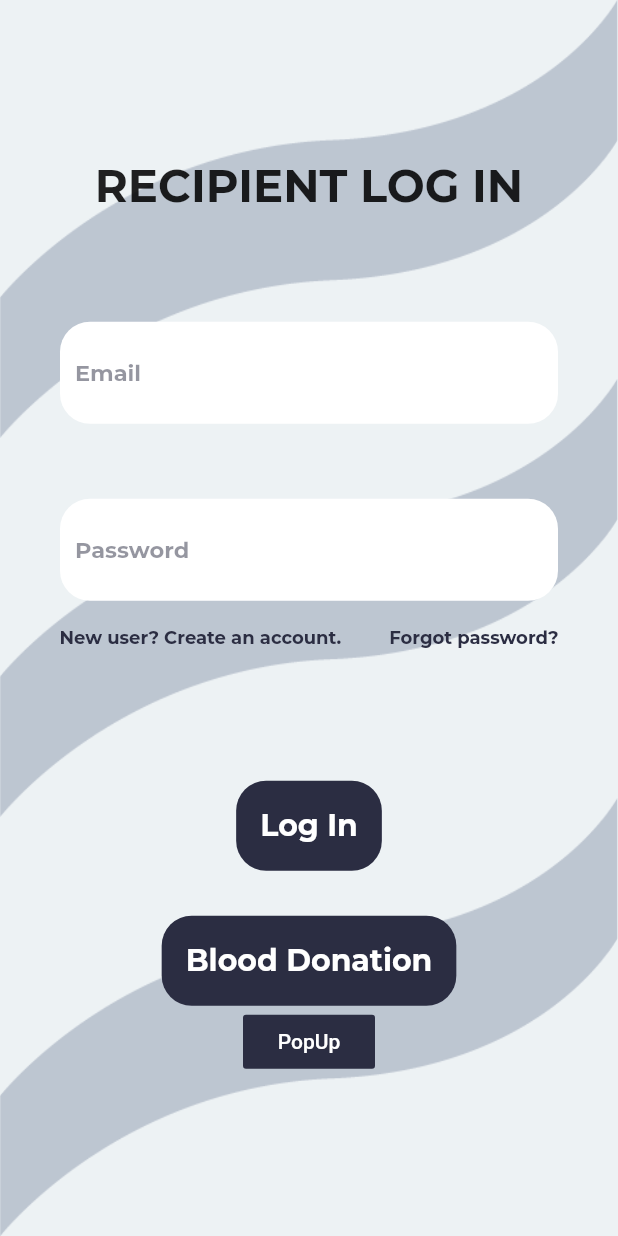
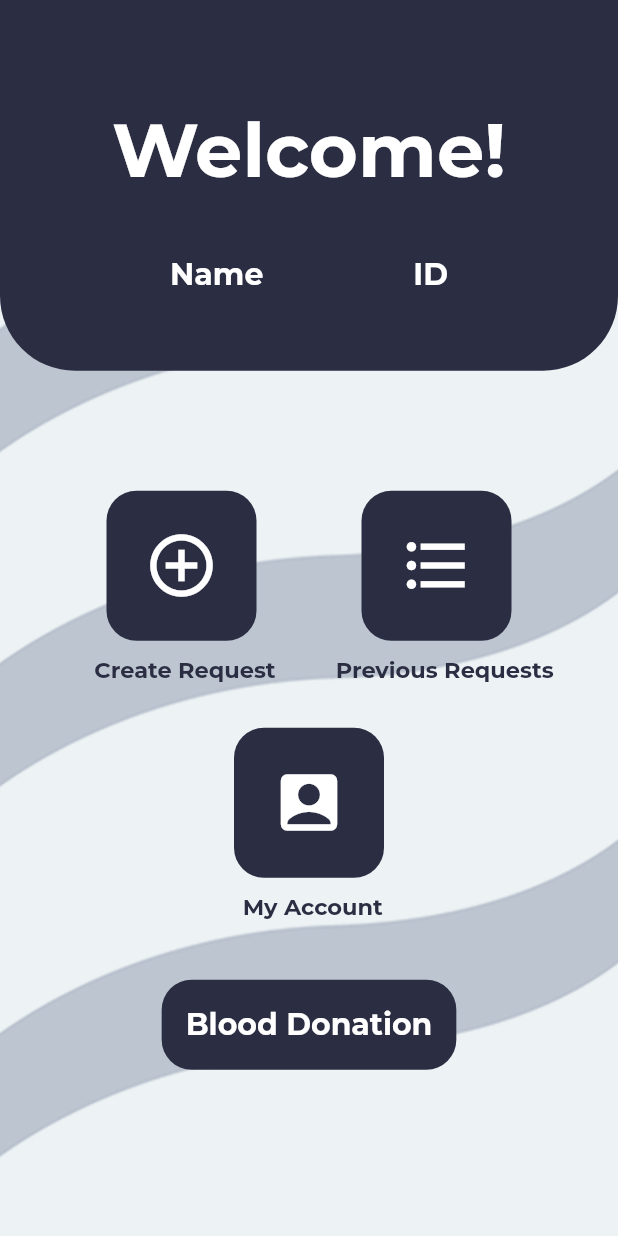
Before and after one commit to Aider-app/aider-flutter, a Flutter app: the Receiverlogin screen opened directly, after a tap on "Log In", on a phone screen of 412 x 824 dp. Run offline on Flutter 3.47's test engine with Material 2 defaults, Android fonts, the phone set to English and light mode, and no system bars; our stand-ins replace google_maps_flutter.

Commit message:
reciever dashboard

```diff
--- a/lib/screens/add_donation.dart
+++ b/lib/screens/add_donation.dart
@@ -2,7 +2,7 @@ import 'package:aider/screens/donordash.dart';
 import 'package:aider/screens/gmap.dart';
 import 'package:aider/screens/rec_list.dart';
 import 'package:flutter/material.dart';
-import 'package:google_maps_flutter/google_maps_flutter.dart';
+//import 'package:google_maps_flutter/google_maps_flutter.dart';
 
 void main() {
   runApp(MaterialApp(home: MakeDonation()));
--- a/lib/screens/receiver-login.dart
+++ b/lib/screens/receiver-login.dart
@@ -1,3 +1,4 @@
+import 'package:aider/screens/recieverdash.dart';
 import 'package:flutter/material.dart';
 import 'package:aider/screens/Recievercreateacc.dart';
 
@@ -134,7 +135,12 @@ class _ReceiverloginState extends State<Receiverlogin> {
                   borderRadius: BorderRadius.circular(20.0)),
               color: Color(0xFF2B2D42),
               onPressed: () {
-                print('pressed');
+                print('pressed log in');
+                Navigator.of(context).push(
+                  MaterialPageRoute(
+                    builder: (context) => Recieverdash(),
+                  ),
+                );
               },
               child: Text(
                 'Log In',
--- /dev/null
+++ b/lib/screens/recieverdash.dart
@@ -0,0 +1,243 @@
+import 'package:flutter/material.dart';
+
+class Recieverdash extends StatefulWidget {
+  @override
+  _RecieverdashState createState() => _RecieverdashState();
+}
+
+class _RecieverdashState extends State<Recieverdash> {
+  @override
+  Widget build(BuildContext context) {
+    double deviceHeight = MediaQuery.of(context).size.height;
+
+    return GestureDetector(
+      onTap: () {
+        FocusScopeNode currentFocus = FocusScope.of(context);
+
+        if (!currentFocus.hasPrimaryFocus) {
+          currentFocus.unfocus();
+        }
+      },
+      child: SafeArea(
+        child: Scaffold(
+          // appBar: AppBar(
+          //   title: Image.asset('images/logo.png',),
+          //   backgroundColor: Color(0xFFEDF2F4),
+          // ),
+          resizeToAvoidBottomInset: false,
+          body: SafeArea(
+            child: Container(
+              decoration: BoxDecoration(
+                image: DecorationImage(
+                  image: AssetImage("images/background.jpg"),
+                  fit: BoxFit.cover,
+                ),
+              ),
+              child: Column(
+                mainAxisAlignment: MainAxisAlignment.start,
+                children: <Widget>[
+                  Container(
+                    height: deviceHeight * 0.30,
+                    decoration: BoxDecoration(
+                        color: Color(0xFF2B2D42),
+                        borderRadius: new BorderRadius.only(
+                          bottomLeft: const Radius.circular(50.0),
+                          bottomRight: const Radius.circular(50.0),
+                        )),
+                    child: Column(
+                      children: <Widget>[
+                        SizedBox(
+                          height: 70.0,
+                        ),
+                        Center(
+                          child: Text(
+                            'Welcome!',
+                            style: TextStyle(
+                                fontFamily: 'Montserrat',
+                                fontWeight: FontWeight.bold,
+                                fontSize: 50.0,
+                                color: Color(0xFFFFFFFF)),
+                          ),
+                        ),
+                        SizedBox(
+                          height: 40.0,
+                        ),
+                        Row(
+                          mainAxisAlignment: MainAxisAlignment.center,
+                          children: <Widget>[
+                            Text(
+                              'Name',
+                              style: TextStyle(
+                                  fontFamily: 'Montserrat',
+                                  fontWeight: FontWeight.bold,
+                                  fontSize: 20.0,
+                                  color: Color(0xFFFFFFFF)),
+                            ),
+                            SizedBox(
+                              width: 100.0,
+                            ),
+                            Text(
+                              'ID',
+                              style: TextStyle(
+                                  fontFamily: 'Montserrat',
+                                  fontWeight: FontWeight.bold,
+                                  fontSize: 20.0,
+                                  color: Color(0xFFFFFFFF)),
+                            )
+                          ],
+                        )
+                      ],
+                    ),
+                  ),
+                  SizedBox(
+                    height: 50.0,
+                  ),
+                  Container(
+                    child: Column(
+                      children: [
+                        SizedBox(height: 30.0),
+                        //**************************************add and list button*****************************************
+                        Row(
+                            mainAxisAlignment: MainAxisAlignment.center,
+                            children: <Widget>[
+                              //*************************************BUTTONS********************************************
+                              FlatButton(
+                                shape: RoundedRectangleBorder(
+                                    borderRadius: BorderRadius.circular(20.0)),
+                                color: Color(0xFF2B2D42),
+                                //GO TO create request
+                                onPressed: () {
+                                  //pressed create request
+                                },
+                                padding: EdgeInsets.all(25.0),
+                                child: Icon(
+                                  Icons.add_circle_outline,
+                                  color: Colors.white,
+                                  size: 50.0,
+                                ),
+                              ),
+                              SizedBox(width: 70.0),
+                              FlatButton(
+                                shape: RoundedRectangleBorder(
+                                    borderRadius: BorderRadius.circular(20.0)),
+                                color: Color(0xFF2B2D42),
+                                //GO TO PREVIOUS requests
+                                onPressed: () {
+                                  print('Pressed previous requests');
+                                },
+                                padding: EdgeInsets.all(25.0),
+
+                                child: Icon(
+                                  Icons.format_list_bulleted,
+                                  color: Colors.white,
+                                  size: 50.0,
+                                ),
+                              ),
+                            ]),
+                        SizedBox(height: 10.0),
+                        //**********************************************TEXT********************************* */
+                        Row(
+                          mainAxisAlignment: MainAxisAlignment.center,
+                          children: [
+                            SizedBox(width: 20.0),
+                            Text(
+                              'Create Request',
+                              style: TextStyle(
+                                  fontFamily: 'Montserrat',
+                                  fontWeight: FontWeight.bold,
+                                  fontSize: 15.0,
+                                  color: Color(0xFF2B2D42)),
+                            ),
+                            SizedBox(width: 40.0),
+                            Text(
+                              'Previous Requests',
+                              style: TextStyle(
+                                  fontFamily: 'Montserrat',
+                                  fontWeight: FontWeight.bold,
+                                  fontSize: 15.0,
+                                  color: Color(0xFF2B2D42)),
+                            ),
+                          ],
+                        ),
+                        SizedBox(
+                          height: 30.0,
+                        ),
+                        //******************************bottom one button section****************************************************
+                        Row(
+                            mainAxisAlignment: MainAxisAlignment.center,
+                            children: <Widget>[
+                              SizedBox(width: 50.0),
+                              FlatButton(
+                                shape: RoundedRectangleBorder(
+                                    borderRadius: BorderRadius.circular(20.0)),
+                                color: Color(0xFF2B2D42),
+                                //GO TO My Account
+                                onPressed: () {
+                                  //   Navigator.of(context).push(
+                                  //    MaterialPageRoute(
+                                  //       builder: (context) => DonorCreateAcc(),
+                                  //   ),
+                                  //    );
+                                },
+                                padding: EdgeInsets.all(25.0),
+                                child: Icon(
+                                  Icons.account_box,
+                                  color: Colors.white,
+                                  size: 50.0,
+                                ),
+                              ),
+                              SizedBox(width: 50.0),
+                            ]),
+                        SizedBox(height: 10.0),
+                        Row(
+                          //******************************************TEXT FOR BOTTOM TWO BUTTONS******************** */
+                          mainAxisAlignment: MainAxisAlignment.center,
+                          children: [
+                            SizedBox(width: 40.0),
+                            Text(
+                              'My Account',
+                              style: TextStyle(
+                                  fontFamily: 'Montserrat',
+                                  fontWeight: FontWeight.bold,
+                                  fontSize: 15.0,
+                                  color: Color(0xFF2B2D42)),
+                            ),
+                            SizedBox(width: 35.0),
+                          ],
+                        )
+                      ],
+                    ),
+                  ),
+                  SizedBox(
+                    height: 40.0,
+                  ),
+                  //*******************************blood donation******************************
+                  ButtonTheme(
+                    minWidth: 50.0,
+                    height: 60.0,
+                    child: FlatButton(
+                        shape: RoundedRectangleBorder(
+                            borderRadius: BorderRadius.circular(20.0)),
+                        color: Color(0xFF2B2D42),
+                        onPressed: () {
+                          print('Pressed blood donation');
+                        },
+                        child: Text(
+                          'Blood Donation',
+                          style: TextStyle(
+                            fontFamily: 'Montserrat',
+                            fontWeight: FontWeight.bold,
+                            fontSize: 20.0,
+                            color: Colors.white,
+                          ),
+                        )),
+                  ),
+                ],
+              ),
+            ),
+          ),
+        ),
+      ),
+    );
+  }
+}
--- a/pubspec.yaml
+++ b/pubspec.yaml
@@ -24,6 +24,7 @@ dependencies:
   flutter_polyline_points: ^0.2.4
   google_maps_flutter: ^0.5.30
   google_map_location_picker: ^3.3.4
+
   flutter_localizations:
     sdk: flutter
   flutter:
```
